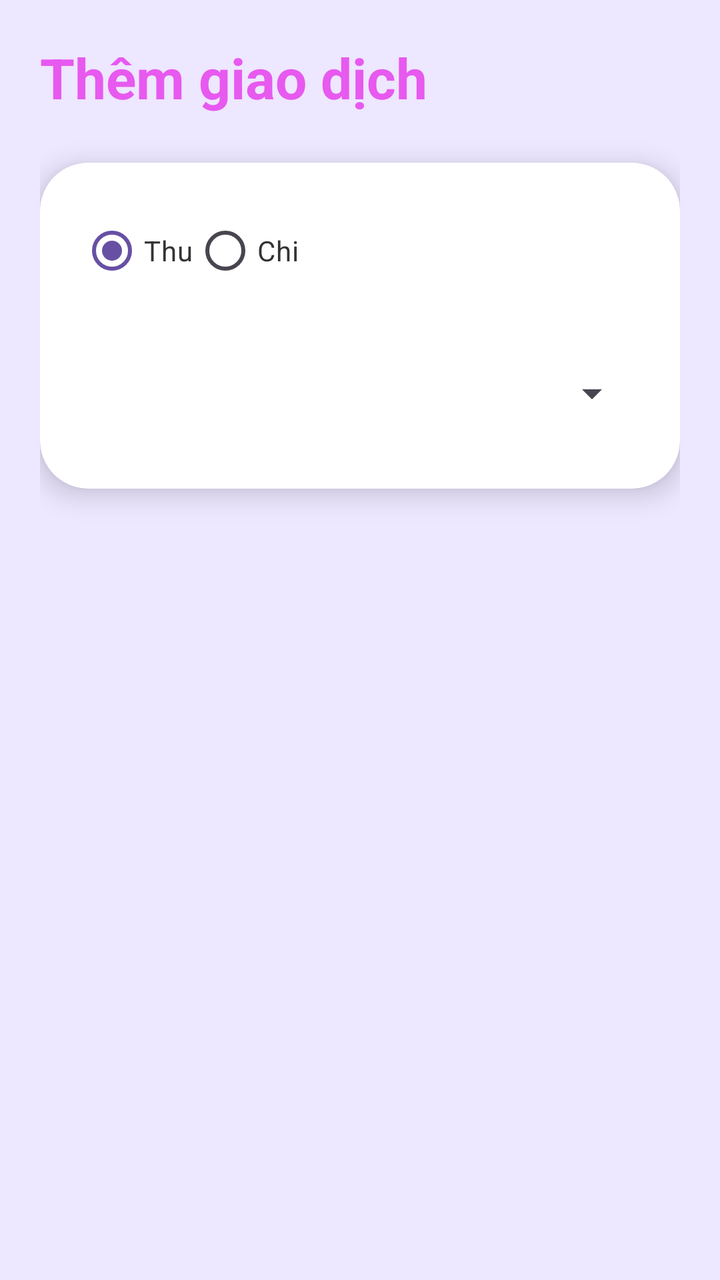
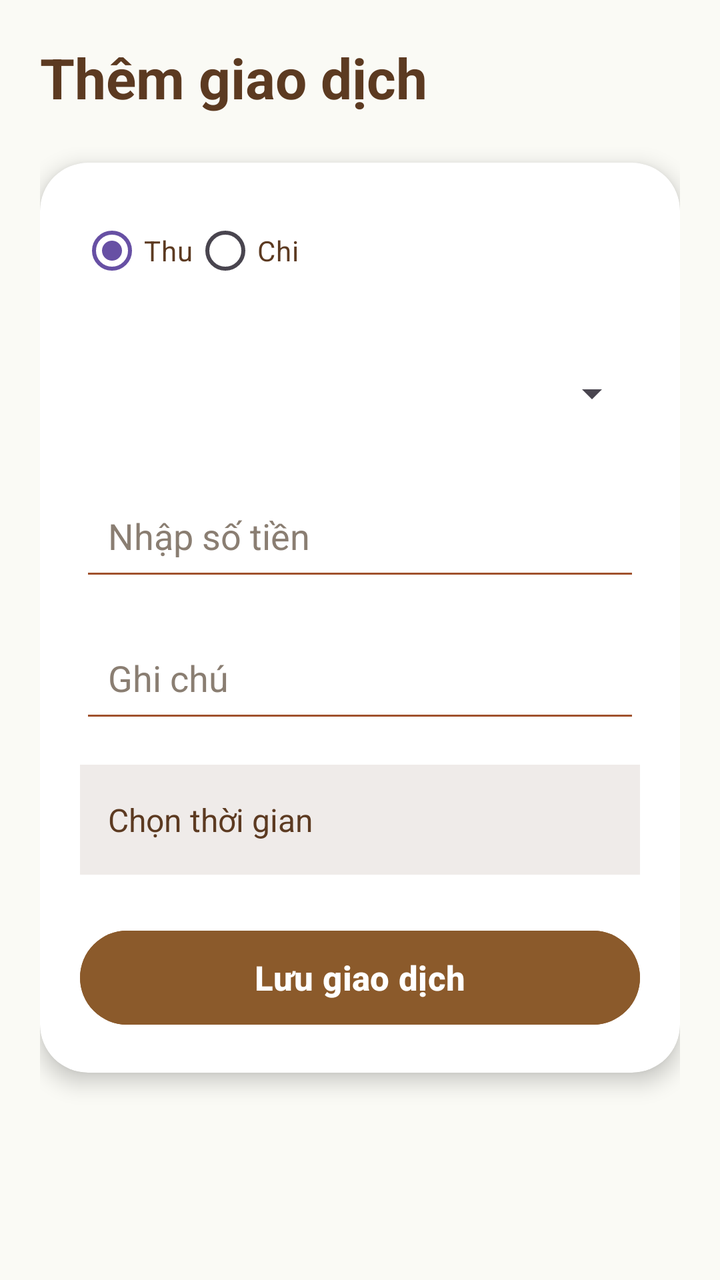

Compare the two renders of this Android layout. The source of the first and the diff that turns it into the second are given below.
<!-- AndroidManifest.xml: application theme Theme.MyWallet -->
<!-- res/layout/fragment_add.xml -->
<?xml version="1.0" encoding="utf-8"?>
<androidx.constraintlayout.widget.ConstraintLayout
    xmlns:android="http://schemas.android.com/apk/res/android"
    xmlns:app="http://schemas.android.com/apk/res-auto"
    android:layout_width="match_parent"
    android:layout_height="match_parent"
    android:background="@color/primary_light"
    android:padding="20dp">

    

    <TextView
        android:id="@+id/txtTitle"
        android:layout_width="wrap_content"
        android:layout_height="wrap_content"
        android:text="Thêm giao dịch"
        android:textSize="28sp"
        android:textStyle="bold"
        android:textColor="#E6E649ED"
        app:layout_constraintTop_toTopOf="parent"
        app:layout_constraintStart_toStartOf="parent"/>

    

    <androidx.cardview.widget.CardView
        android:id="@+id/cardForm"
        android:layout_width="0dp"
        android:layout_height="wrap_content"
        android:layout_marginTop="24dp"
        app:cardCornerRadius="24dp"
        app:cardElevation="8dp"
        android:backgroundTint="@color/white"
        app:layout_constraintTop_toBottomOf="@id/txtTitle"
        app:layout_constraintStart_toStartOf="parent"
        app:layout_constraintEnd_toEndOf="parent">

        <LinearLayout
            android:layout_width="match_parent"
            android:layout_height="wrap_content"
            android:orientation="vertical"
            android:padding="20dp">

            

            <RadioGroup
                android:id="@+id/radioType"
                android:layout_width="wrap_content"
                android:layout_height="wrap_content"
                android:orientation="horizontal">

                <RadioButton
                    android:id="@+id/rbIncome"
                    android:layout_width="wrap_content"
                    android:layout_height="wrap_content"
                    android:text="Thu"
                    android:textColor="@color/text_dark"
                    android:checked="true"/>

                <RadioButton
                    android:id="@+id/rbExpense"
                    android:layout_width="wrap_content"
                    android:layout_height="wrap_content"
                    android:text="Chi"
                    android:textColor="@color/text_dark"/>
            </RadioGroup>

            

            <Spinner
                android:id="@+id/spCategory"
                android:layout_width="match_parent"
                android:layout_height="55dp"
                android:layout_marginTop="20dp">

            </Spinner>

            

            <EditText
                android:id="@+id/edtNewCategory"
                android:layout_width="match_parent"
                android:layout_height="55dp"
                android:layout_marginTop="16dp"
                android:hint="Nhập danh mục mới"
                android:padding="14dp"
                android:backgroundTint="@color/primary"
                android:textColorHint="@color/hint_color"
                android:visibility="gone"/>

            

            <Button
                android:id="@+id/btnAddCategory"
                android:layout_width="match_parent"
                android:layout_height="55dp"
                android:layout_marginTop="12dp"
                android:backgroundTint="@color/primary"
                android:text="Thêm danh mục"
                android:textAllCaps="false"
                android:textSize="16sp"
                android:textStyle="bold"
                android:textColor="#E6E649ED"
                android:visibility="gone"/>

            

            <EditText
                android:id="@+id/edtAmount"
                android:layout_width="match_parent"
                android:layout_height="55dp"
                android:layout_marginTop="16dp"
                android:hint="Nhập số tiền"
                android:inputType="number"
                android:padding="14dp"
                android:textColor="@color/text_dark"
                android:textColorHint="@color/hint_color"
                android:visibility="gone"/>

            

            <EditText
                android:id="@+id/edtNote"
                android:layout_width="match_parent"
                android:layout_height="55dp"
                android:layout_marginTop="16dp"
                android:hint="Ghi chú"
                android:padding="14dp"
                android:textColor="@color/text_dark"
                android:textColorHint="@color/hint_color"
                android:visibility="gone"/>

            

            <Button
                android:id="@+id/btnSave"
                android:layout_width="match_parent"
                android:layout_height="55dp"
                android:layout_marginTop="24dp"
                android:backgroundTint="@color/primary"
                android:text="Lưu giao dịch"
                android:textAllCaps="false"
                android:textSize="17sp"
                android:textStyle="bold"
                android:textColor="#E6E649ED"
                android:visibility="gone"/>

        </LinearLayout>

    </androidx.cardview.widget.CardView>

</androidx.constraintlayout.widget.ConstraintLayout>
<!-- resources referenced by this layout -->
<resources>
  <color name="hint_color">#888888</color>
  <color name="primary">#49ED</color>
  <color name="primary_light">#EDE7FF</color>
  <color name="text_dark">#333333</color>
  <color name="white">#FFFFFFFF</color>
  <style name="Theme.MyWallet" parent="Base.Theme.MyWallet" />
  <style name="Base.Theme.MyWallet" parent="Theme.Material3.DayNight.NoActionBar">
          
          
      </style>
</resources>

<!-- the commit's change to res/layout/fragment_add.xml (unified diff, before → after) -->
@@ -1,151 +1,158 @@
 <?xml version="1.0" encoding="utf-8"?>
-<androidx.constraintlayout.widget.ConstraintLayout
+<androidx.core.widget.NestedScrollView
     xmlns:android="http://schemas.android.com/apk/res/android"
     xmlns:app="http://schemas.android.com/apk/res-auto"
     android:layout_width="match_parent"
     android:layout_height="match_parent"
-    android:background="@color/primary_light"
-    android:padding="20dp">
+    android:background="#FAFAFAF5"
+    android:padding="20dp"
+    android:fillViewport="true">
 
-    
+    <androidx.constraintlayout.widget.ConstraintLayout
+        android:layout_width="match_parent"
+        android:layout_height="wrap_content">
 
-    <TextView
-        android:id="@+id/txtTitle"
-        android:layout_width="wrap_content"
-        android:layout_height="wrap_content"
-        android:text="Thêm giao dịch"
-        android:textSize="28sp"
-        android:textStyle="bold"
-        android:textColor="#E6E649ED"
-        app:layout_constraintTop_toTopOf="parent"
-        app:layout_constraintStart_toStartOf="parent"/>
+        <TextView
+            android:id="@+id/txtTitle"
+            android:layout_width="wrap_content"
+            android:layout_height="wrap_content"
+            android:text="Thêm giao dịch"
+            android:textSize="28sp"
+            android:textStyle="bold"
+            android:textColor="#5C3A21"
+            app:layout_constraintTop_toTopOf="parent"
+            app:layout_constraintStart_toStartOf="parent"/>
 
-    
+        <androidx.cardview.widget.CardView
+            android:id="@+id/cardForm"
+            android:layout_width="0dp"
+            android:layout_height="wrap_content"
+            android:layout_marginTop="24dp"
+            app:cardCornerRadius="24dp"
+            app:cardElevation="6dp"
+            android:backgroundTint="#FFFFFF"
+            app:layout_constraintTop_toBottomOf="@id/txtTitle"
+            app:layout_constraintStart_toStartOf="parent"
+            app:layout_constraintEnd_toEndOf="parent">
 
-    <androidx.cardview.widget.CardView
-        android:id="@+id/cardForm"
-        android:layout_width="0dp"
-        android:layout_height="wrap_content"
-        android:layout_marginTop="24dp"
-        app:cardCornerRadius="24dp"
-        app:cardElevation="8dp"
-        android:backgroundTint="@color/white"
-        app:layout_constraintTop_toBottomOf="@id/txtTitle"
-        app:layout_constraintStart_toStartOf="parent"
-        app:layout_constraintEnd_toEndOf="parent">
+            <LinearLayout
+                android:layout_width="match_parent"
+                android:layout_height="wrap_content"
+                android:orientation="vertical"
+                android:padding="20dp">
 
-        <LinearLayout
-            android:layout_width="match_parent"
-            android:layout_height="wrap_content"
-            android:orientation="vertical"
-            android:padding="20dp">
-
-            
-
-            <RadioGroup
-                android:id="@+id/radioType"
-                android:layout_width="wrap_content"
-                android:layout_height="wrap_content"
-                android:orientation="horizontal">
-
-                <RadioButton
-                    android:id="@+id/rbIncome"
+                <RadioGroup
+                    android:id="@+id/radioType"
                     android:layout_width="wrap_content"
                     android:layout_height="wrap_content"
-                    android:text="Thu"
-                    android:textColor="@color/text_dark"
-                    android:checked="true"/>
+                    android:orientation="horizontal">
 
-                <RadioButton
-                    android:id="@+id/rbExpense"
-                    android:layout_width="wrap_content"
-                    android:layout_height="wrap_content"
-                    android:text="Chi"
-                    android:textColor="@color/text_dark"/>
-            </RadioGroup>
+                    <RadioButton
+                        android:id="@+id/rbIncome"
+                        android:layout_width="wrap_content"
+                        android:layout_height="wrap_content"
+                        android:text="Thu"
+                        android:textColor="#5C3A21"
+                        android:buttonTint="#8B5A2B"
+                        android:checked="true"/>
 
-            
+                    <RadioButton
+                        android:id="@+id/rbExpense"
+                        android:layout_width="wrap_content"
+                        android:layout_height="wrap_content"
+                        android:text="Chi"
+                        android:textColor="#5C3A21"
+                        android:buttonTint="#8B5A2B"/>
+                </RadioGroup>
 
-            <Spinner
-                android:id="@+id/spCategory"
-                android:layout_width="match_parent"
-                android:layout_height="55dp"
-                android:layout_marginTop="20dp">
+                <Spinner
+                    android:id="@+id/spCategory"
+                    android:layout_width="match_parent"
+                    android:layout_height="55dp"
+                    android:layout_marginTop="20dp"/>
 
-            </Spinner>
+                <EditText
+                    android:id="@+id/edtNewCategory"
+                    android:layout_width="match_parent"
+                    android:layout_height="55dp"
+                    android:layout_marginTop="16dp"
+                    android:hint="Nhập danh mục mới"
+                    android:padding="14dp"
+                    android:backgroundTint="#A0522D"
+                    android:textColor="#5C3A21"
+                    android:textColorHint="#8A7E72"
+                    android:visibility="gone"/>
 
-            
+                <Button
+                    android:id="@+id/btnAddCategory"
+                    android:layout_width="match_parent"
+                    android:layout_height="55dp"
+                    android:layout_marginTop="12dp"
+                    android:backgroundTint="#A0522D"
+                    android:text="Thêm danh mục"
+                    android:textAllCaps="false"
+                    android:textSize="16sp"
+                    android:textStyle="bold"
+                    android:textColor="#FFFFFF"
+                    android:visibility="gone"/>
 
-            <EditText
-                android:id="@+id/edtNewCategory"
-                android:layout_width="match_parent"
-                android:layout_height="55dp"
-                android:layout_marginTop="16dp"
-                android:hint="Nhập danh mục mới"
-                android:padding="14dp"
-                android:backgroundTint="@color/primary"
-                android:textColorHint="@color/hint_color"
-                android:visibility="gone"/>
+                <EditText
+                    android:id="@+id/edtAmount"
+                    android:layout_width="match_parent"
+                    android:layout_height="55dp"
+                    android:layout_marginTop="16dp"
+                    android:hint="Nhập số tiền"
+                    android:inputType="number"
+                    android:padding="14dp"
+                    android:backgroundTint="#A0522D"
+                    android:textColor="#5C3A21"
+                    android:textColorHint="#8A7E72"
+                    android:visibility="visible"/>
 
-            
+                <EditText
+                    android:id="@+id/edtNote"
+                    android:layout_width="match_parent"
+                    android:layout_height="55dp"
+                    android:layout_marginTop="16dp"
+                    android:hint="Ghi chú"
+                    android:padding="14dp"
+                    android:backgroundTint="#A0522D"
+                    android:textColor="#5C3A21"
+                    android:textColorHint="#8A7E72"
+                    android:visibility="visible"/>
 
-            <Button
-                android:id="@+id/btnAddCategory"
-                android:layout_width="match_parent"
-                android:layout_height="55dp"
-                android:layout_marginTop="12dp"
-                android:backgroundTint="@color/primary"
-                android:text="Thêm danh mục"
-                android:textAllCaps="false"
-                android:textSize="16sp"
-                android:textStyle="bold"
-                android:textColor="#E6E649ED"
-                android:visibility="gone"/>
+                <TextView
+                    android:id="@+id/txtDate"
+                    android:layout_width="match_parent"
+                    android:layout_height="55dp"
+                    android:layout_marginTop="16dp"
+                    android:background="#EFEBE9"
+                    android:gravity="center_vertical"
+                    android:paddingHorizontal="14dp"
+                    android:text="Chọn thời gian"
+                    android:textColor="#5C3A21"
+                    android:textSize="16sp"
+                    android:clickable="true"
+                    android:focusable="true"
+                    android:visibility="visible"/>
 
-            
+                <Button
+                    android:id="@+id/btnSave"
+                    android:layout_width="match_parent"
+                    android:layout_height="55dp"
+                    android:layout_marginTop="24dp"
+                    android:backgroundTint="#8B5A2B"
+                    android:text="Lưu giao dịch"
+                    android:textAllCaps="false"
+                    android:textSize="17sp"
+                    android:textStyle="bold"
+                    android:textColor="#FFFFFF"
+                    android:visibility="visible"/>
 
-            <EditText
-                android:id="@+id/edtAmount"
-                android:layout_width="match_parent"
-                android:layout_height="55dp"
-                android:layout_marginTop="16dp"
-                android:hint="Nhập số tiền"
-                android:inputType="number"
-                android:padding="14dp"
-                android:textColor="@color/text_dark"
-                android:textColorHint="@color/hint_color"
-                android:visibility="gone"/>
+            </LinearLayout>
 
-            
+        </androidx.cardview.widget.CardView>
 
-            <EditText
-                android:id="@+id/edtNote"
-                android:layout_width="match_parent"
-                android:layout_height="55dp"
-                android:layout_marginTop="16dp"
-                android:hint="Ghi chú"
-                android:padding="14dp"
-                android:textColor="@color/text_dark"
-                android:textColorHint="@color/hint_color"
-                android:visibility="gone"/>
+    </androidx.constraintlayout.widget.ConstraintLayout>
 
-            
-
-            <Button
-                android:id="@+id/btnSave"
-                android:layout_width="match_parent"
-                android:layout_height="55dp"
-                android:layout_marginTop="24dp"
-                android:backgroundTint="@color/primary"
-                android:text="Lưu giao dịch"
-                android:textAllCaps="false"
-                android:textSize="17sp"
-                android:textStyle="bold"
-                android:textColor="#E6E649ED"
-                android:visibility="gone"/>
-
-        </LinearLayout>
-
-    </androidx.cardview.widget.CardView>
-
-</androidx.constraintlayout.widget.ConstraintLayout>
+</androidx.core.widget.NestedScrollView>
<!-- resource entries referenced after the edit -->
@@ -1,10 +1,5 @@
 <!-- resources referenced by this layout -->
 <resources>
-  <color name="hint_color">#888888</color>
-  <color name="primary">#49ED</color>
-  <color name="primary_light">#EDE7FF</color>
-  <color name="text_dark">#333333</color>
-  <color name="white">#FFFFFFFF</color>
   <style name="Theme.MyWallet" parent="Base.Theme.MyWallet" />
   <style name="Base.Theme.MyWallet" parent="Theme.Material3.DayNight.NoActionBar">
           
